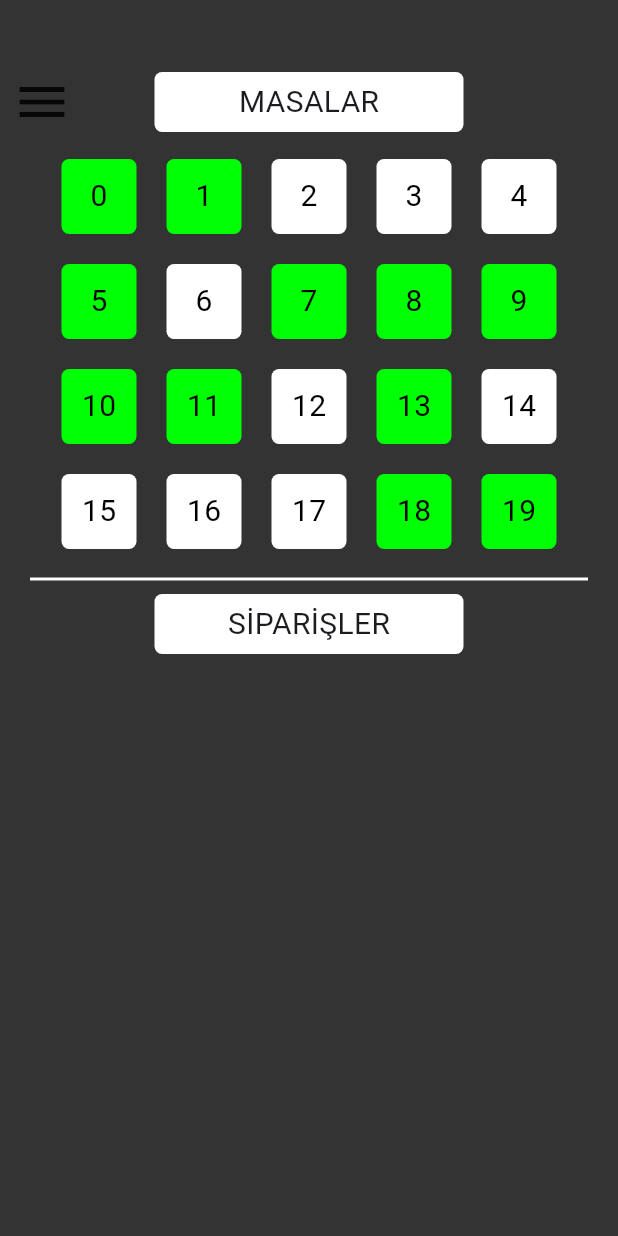
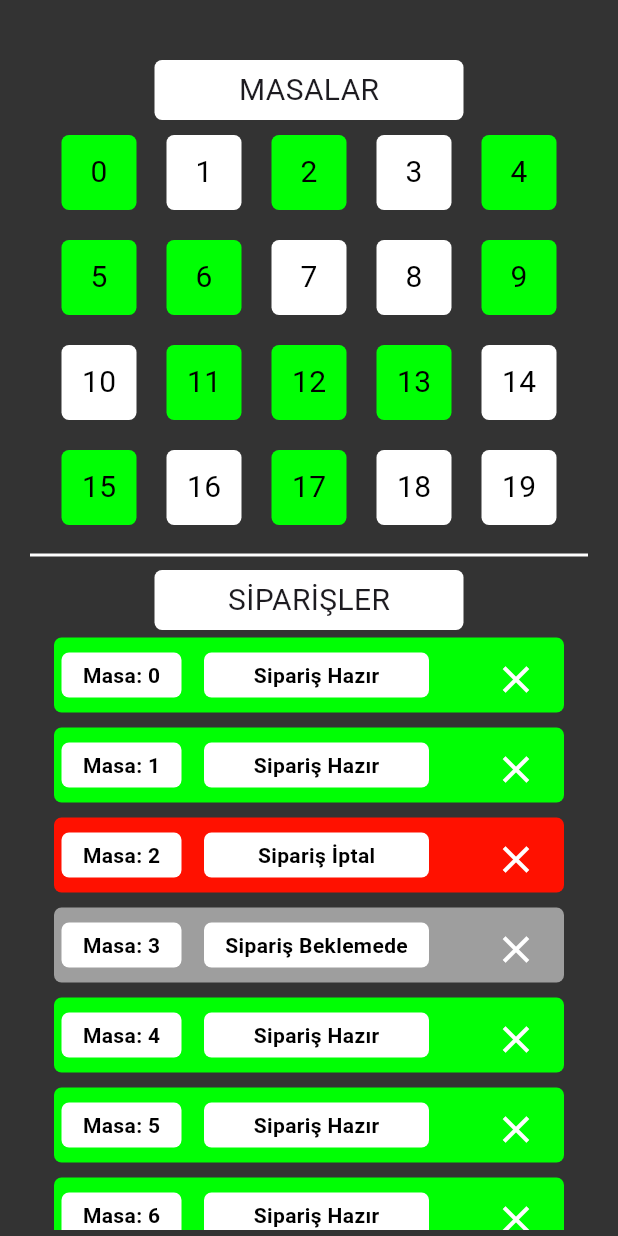
Before and after one commit to muhammettalhakaymak23214/garsonapp, a Flutter app: the screen it shows after launch, on a phone screen of 412 x 824 dp. Run offline on Flutter 3.47's test engine with Material 3 defaults, Android fonts, the phone set to English and light mode, and no system bars.

Commit message:
Anasayayfanın sipariş kısmı oluşturuldu.

```diff
--- a/garsonapp/lib/sayfalar/ana_sayfa.dart
+++ b/garsonapp/lib/sayfalar/ana_sayfa.dart
@@ -1,4 +1,10 @@
+import 'dart:math';
+
 import 'package:flutter/material.dart';
+import 'dart:async';
+
+// Timer'ı sınıfın dışında tanımlayın ki dispose işlevi içinde kullanabilelim
+late Timer _timer;
 
 class AnaSayfa extends StatefulWidget {
   const AnaSayfa({super.key});
@@ -8,32 +14,98 @@ class AnaSayfa extends StatefulWidget {
 }
 
 class _AnaSayfaState extends State<AnaSayfa> {
-  Map<int, bool> myMap = {
-    0: true,
-    1: true,
-    2: false,
-    3: false,
-    4: false,
-    5: true,
-    6: false,
-    7: true,
-    8: true,
-    9: true,
-    10: true,
-    11: true,
-    12: false,
-    13: true,
-    14: false,
-    15: false,
-    16: false,
-    17: false,
-    18: true,
-    19: true,
-    20: false,
+  final List<String> myList = [
+    "1",
+    "2",
+    "3",
+    "4",
+    "5",
+    "6",
+    "7",
+    "8",
+    "9",
+    "10",
+    "11",
+    "12",
+    "13",
+    "14",
+    "15",
+    "16",
+    "17",
+    "18",
+    "19",
+    "20",
+    "21",
+    "22",
+    "23",
+    "24",
+    "25",
+    "26",
+    "27",
+    "28",
+    "29",
+  ];
+  // Rastgele eleman sayısı belirleme
+
+  Map<int, bool> myMap = {};
+
+  // Veri havuzundan myMap'i dolduran bir fonksiyon
+  void fillMyMapFromDataSource() {
+    // Burada, gerçek veri kaynağından verileri alarak myMap'i doldurmalısınız
+    // Örnek olarak rastgele değerler ekleyelim
+    final random = Random();
+    for (int i = 0; i < myList.length; i++) {
+      myMap[i] =
+          random.nextBool(); // Rastgele true veya false değerler ekleniyor
+    }
+  }
+
+  Map<int, String> my2Map = {
+    0: "Sipariş Hazır",
+    1: "Sipariş Hazır",
+    2: "Sipariş İptal",
+    3: "Sipariş Beklemede",
+    4: "Sipariş Hazır",
+    5: "Sipariş Hazır",
+    6: "Sipariş Hazır",
+    7: "Sipariş İptal",
+    8: "Sipariş Beklemede",
+    9: "Sipariş Hazır",
+
     // Diğer anahtar-değer çiftleri buraya eklenir...
   };
 
+  Map<String, Color> statusColors = {
+    "Sipariş Hazır": Color.fromARGB(255, 0, 255, 4),
+    "Sipariş İptal": const Color.fromARGB(255, 255, 17, 0),
+    "Sipariş Beklemede": Colors.grey,
+  };
+
   int startIndex = 0;
+
+  @override
+  void initState() {
+    super.initState();
+    // Timer'ı başlat
+    _startTimer();
+  }
+
+  @override
+  void dispose() {
+    // Timer durdurulmalı, aksi halde hafızada sızıntı olabilir
+    _timer.cancel();
+    super.dispose();
+  }
+
+  void _startTimer() {
+    const Duration refreshDuration = Duration(seconds: 5);
+    _timer = Timer.periodic(refreshDuration, (timer) {
+      // setState çağrarak sayfayı güncelle
+      setState(() {
+        fillMyMapFromDataSource();
+      });
+    });
+  }
 
   @override
   Widget build(BuildContext context) {
@@ -47,8 +119,9 @@ class _AnaSayfaState extends State<AnaSayfa> {
               height: 40,
             ),
             Row(
-              mainAxisAlignment: MainAxisAlignment.start,
+              // mainAxisAlignment: MainAxisAlignment.start,
               children: [
+                /*
                 Expanded(
                   flex: 1,
                   child: Container(
@@ -89,6 +162,12 @@ class _AnaSayfaState extends State<AnaSayfa> {
                     ),
                   ),
                 ),
+                */
+                Expanded(
+                    flex: 1,
+                    child: Container(
+                      width: 50,
+                    )),
                 Expanded(
                   flex: 2,
                   child: Container(
@@ -205,6 +284,91 @@ class _AnaSayfaState extends State<AnaSayfa> {
                     )),
               ],
             ),
+            Container(
+              width: 350,
+              height: 400,
+              child: ListView.builder(
+                itemCount: my2Map.length,
+                itemBuilder: (BuildContext context, int index) {
+                  int key = my2Map.keys.elementAt(index);
+                  String value = my2Map.values.elementAt(index);
+                  return Container(
+                    alignment: Alignment.center,
+                    width: 300,
+                    height: 50,
+                    margin: EdgeInsets.all(5),
+                    //  padding: EdgeInsets.all(10),
+                    decoration: BoxDecoration(
+                      //  color: Colors.green,
+                      color: statusColors[my2Map.values.elementAt(index)] ??
+                          Colors.transparent,
+                      borderRadius: BorderRadius.circular(5),
+                    ),
+                    child: Row(
+                      crossAxisAlignment: CrossAxisAlignment.start,
+                      children: [
+                        Container(
+                          decoration: BoxDecoration(
+                            color: Colors.white,
+                            //border: Border.all(color: Colors.blue),
+                            borderRadius: BorderRadius.circular(5),
+                          ),
+                          margin: const EdgeInsets.all(5),
+                          alignment: Alignment.center,
+                          width: 80,
+                          height: 30,
+                          child: Text(
+                            'Masa: $key',
+                            style: const TextStyle(
+                                fontWeight: FontWeight.bold,
+                                color: Colors.black),
+                          ),
+                        ),
+                        const SizedBox(width: 5), //85
+                        Container(
+                          decoration: BoxDecoration(
+                            color: Colors.white,
+                            //border: Border.all(color: Colors.blue),
+                            borderRadius: BorderRadius.circular(5),
+                          ),
+                          margin: const EdgeInsets.all(5),
+                          alignment: Alignment.center,
+                          width: 150,
+                          height: 30,
+                          child: Text(
+                            '$value',
+                            style: const TextStyle(
+                              color: Colors.black,
+                              fontWeight: FontWeight.bold,
+                            ),
+                          ),
+                        ),
+                        const SizedBox(width: 30),
+                        Container(
+                          height: 30,
+                          width: 30,
+                          alignment: Alignment.center,
+                          child: IconButton(
+                            onPressed: () {
+                              // Butona basıldığında yapılacak işlemler buraya yazılır
+                              setState(() {
+                                my2Map.remove(key);
+                              });
+                            },
+                            icon: Icon(Icons.clear), // Çarpı ikonu
+                            iconSize: 30, // İkon boyutu
+
+                            color: const Color.fromARGB(
+                                255, 255, 255, 255), // İkon rengi
+                          ),
+                        ),
+                      ],
+                    ),
+                  );
+                },
+              ),
+            ),
+            //),
           ],
         ),
       ),
```
